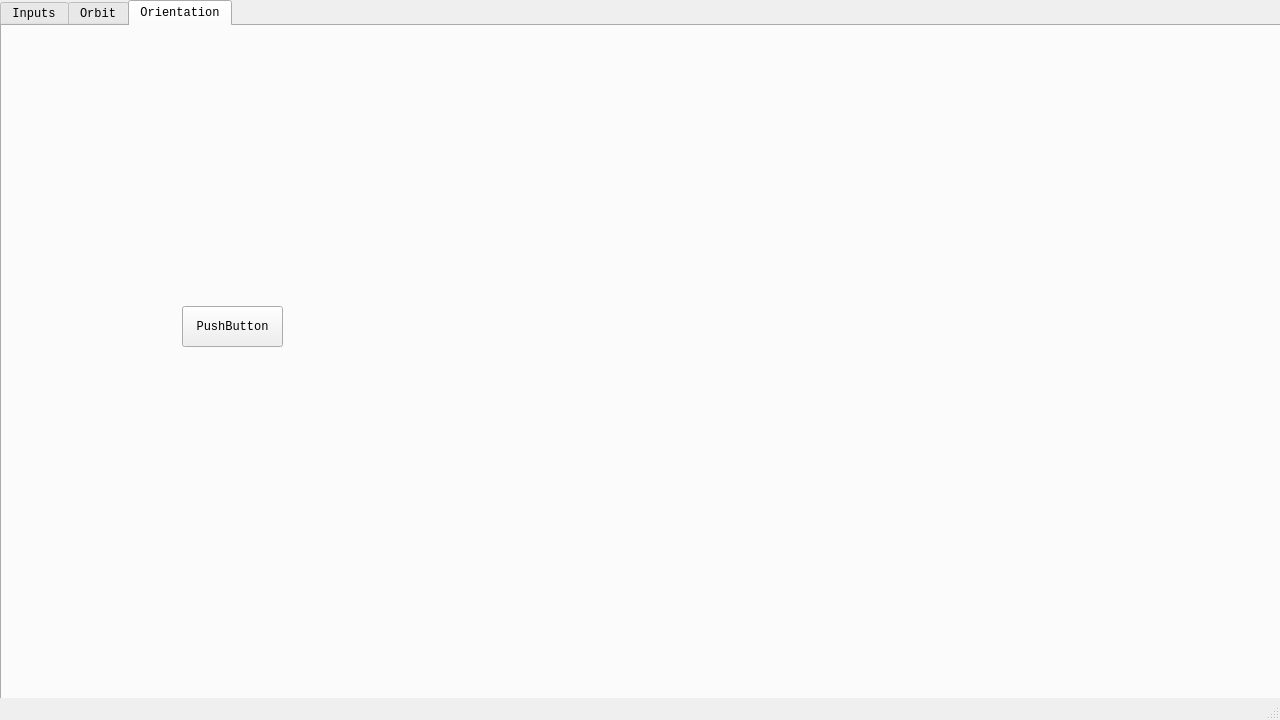
Before: the Qt Designer form mainwindow.ui in risherlock/simdez, drawn with Qt 5.
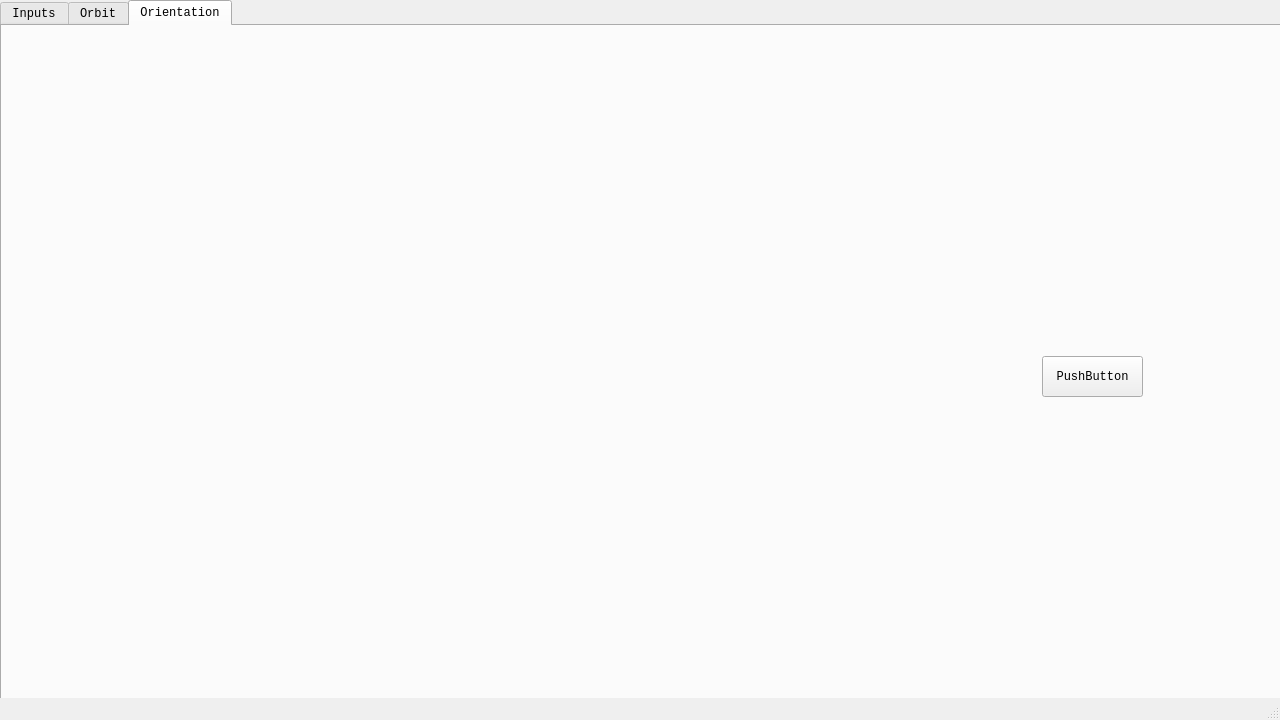
After: the same form once the commit is applied. The open tabs and pages were chosen to show the change. Icons and pictures are not drawn. Custom widgets are drawn as their Qt base class.

Commit message:
add magnetometer plot
I have to manually add #include"../../../../qcustomplot.h" in the auto generated cpp file of  mainwindowui. #include "qcustomplot.h" says no file found.

Diff of the .ui file:
```diff
--- a/mainwindow.ui
+++ b/mainwindow.ui
@@ -1260,8 +1260,8 @@
      <widget class="QPushButton" name="pushButton">
       <property name="geometry">
        <rect>
-        <x>180</x>
-        <y>280</y>
+        <x>1040</x>
+        <y>330</y>
         <width>101</width>
         <height>41</height>
        </rect>
@@ -1273,10 +1273,10 @@
      <widget class="QWidget" name="quickContainer" native="true">
       <property name="geometry">
        <rect>
-        <x>780</x>
-        <y>40</y>
-        <width>371</width>
-        <height>351</height>
+        <x>960</x>
+        <y>60</y>
+        <width>241</width>
+        <height>221</height>
        </rect>
       </property>
       <property name="maximumSize">
@@ -1286,6 +1286,16 @@
        </size>
       </property>
      </widget>
+     <widget class="QCustomPlot" name="widget_quat" native="true">
+      <property name="geometry">
+       <rect>
+        <x>20</x>
+        <y>80</y>
+        <width>741</width>
+        <height>381</height>
+       </rect>
+      </property>
+     </widget>
     </widget>
    </widget>
   </widget>
@@ -1301,6 +1311,14 @@
   </widget>
   <widget class="QStatusBar" name="statusbar"/>
  </widget>
+ <customwidgets>
+  <customwidget>
+   <class>QCustomPlot</class>
+   <extends>QWidget</extends>
+   <header>qcustomplot.h</header>
+   <container>1</container>
+  </customwidget>
+ </customwidgets>
  <resources/>
  <connections/>
 </ui>
```
Left out of the diff: 26 changed lines with no effect on the pictures. The commit also changes 6 other files.
